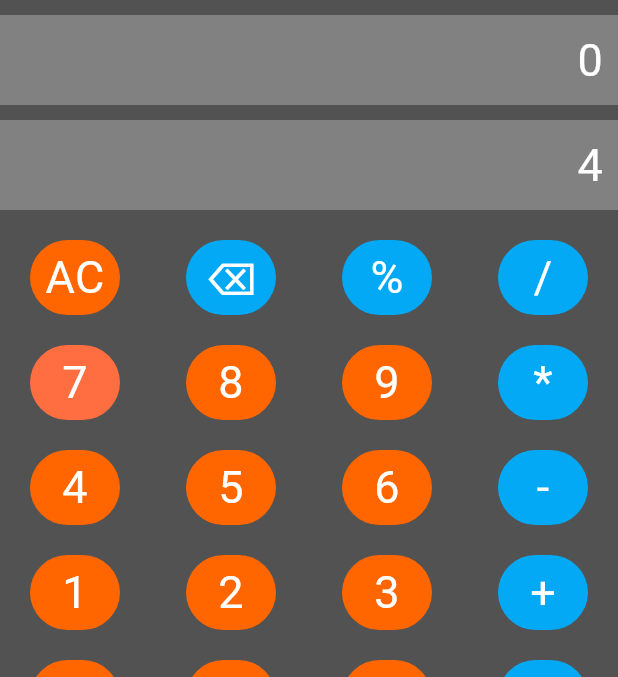
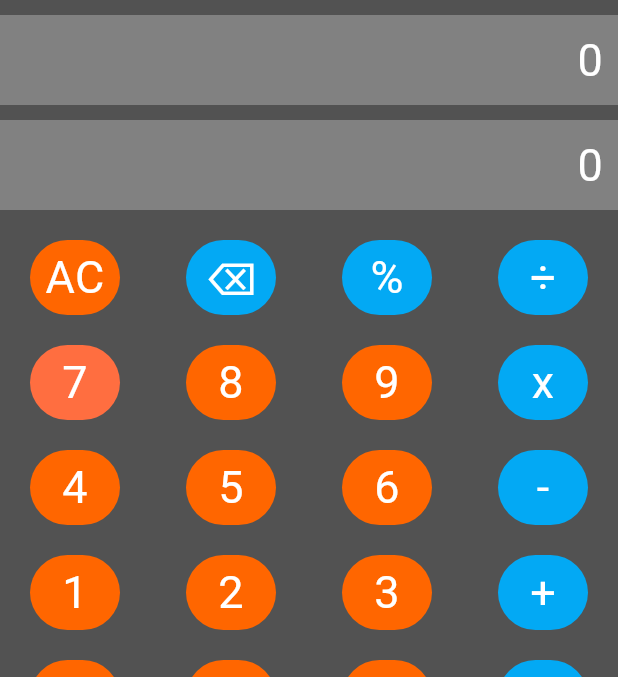
Before and after one commit to LA9/claculator, a Flutter app: the screen it shows after launch, after a tap on "AC", on a phone screen of 412 x 824 dp, the part 84-761 px from its top. Run offline on Flutter 3.47's test engine with Material 3 defaults, Android fonts, the phone set to English and light mode, and no system bars; our stand-ins replace math_expressions.

Commit message:
complete functionality

```diff
--- a/lib/main.dart
+++ b/lib/main.dart
@@ -1,6 +1,7 @@
 
 import 'package:calculator/colors/CustomColors.dart';
 import 'package:flutter/material.dart';
+import 'package:math_expressions/math_expressions.dart';
 
 void main() {
   runApp(CalculatorApp());
@@ -33,7 +34,8 @@ class _CalculatorAppHomeState extends State<CalculatorAppHome> {
 
   buttonPressed(btnText){
 
-    if(btnText == "AC"){
+setState(() {
+      if (btnText == "AC") {
       equation = "0";
       result = "0";
     }else if(btnText == "⌫"){
@@ -43,6 +45,19 @@ class _CalculatorAppHomeState extends State<CalculatorAppHome> {
       }
     }else if(btnText == "="){
 
+expression = equation;
+expression = expression.replaceAll("x", "*");
+expression = expression.replaceAll("÷", "/");
+print(expression);
+
+        try {
+          Parser p = Parser();
+          Expression exp = p.parse(expression);
+          result = '${exp.evaluate(EvaluationType.REAL, ContextModel())}';
+        } catch (e) {
+          "Error";
+        }
+
     }else{
       if(equation == "0"){
         equation = btnText;
@@ -50,6 +65,9 @@ class _CalculatorAppHomeState extends State<CalculatorAppHome> {
         equation = equation + btnText;
       }
     }
+});
+
+
   }
 
   Widget calButton(String btnText,Color textColor,double btnWidth, Color btnColor){
@@ -91,7 +109,7 @@ class _CalculatorAppHomeState extends State<CalculatorAppHome> {
         height:60,
         width:double.infinity,
         color:const Color.fromARGB(255, 129, 129, 129),
-        child:Text(equation,style:TextStyle(color:Colors.white , fontSize:30))
+        child:SingleChildScrollView(child:Text(equation,style:TextStyle(color:Colors.white , fontSize:30)))
        ),
           SizedBox(height:10),
 
@@ -115,7 +133,7 @@ Padding(
           calButton("AC", Colors.white, 60, CustomColors.ornage),
           calButton("⌫", Colors.white, 60, Colors.lightBlue),
           calButton("%", Colors.white, 60, Colors.lightBlue),
-          calButton("/", Colors.white, 60, Colors.lightBlue),
+          calButton("÷", Colors.white, 60, Colors.lightBlue),
 
         ]
       ),
@@ -126,7 +144,7 @@ Padding(
           calButton("7", Colors.white, 60, Colors.deepOrangeAccent),
           calButton("8", Colors.white, 60, CustomColors.ornage),
           calButton("9", Colors.white, 60, CustomColors.ornage),
-          calButton("*", Colors.white, 60, Colors.lightBlue),
+          calButton("x", Colors.white, 60, Colors.lightBlue),
         ]
       ),
       SizedBox(height:20),
--- a/pubspec.yaml
+++ b/pubspec.yaml
@@ -34,6 +34,7 @@ dependencies:
   # The following adds the Cupertino Icons font to your application.
   # Use with the CupertinoIcons class for iOS style icons.
   cupertino_icons: ^1.0.8
+  math_expressions: ^2.6.0
 
 dev_dependencies:
   flutter_test:
```
Also changed, not shown: pubspec.lock.
